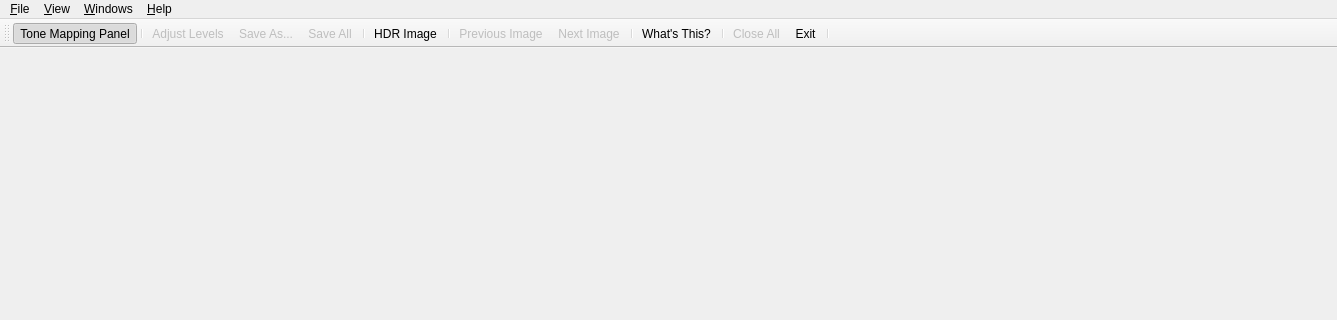
The window that forms/tonemappingdialog.ui (LuminanceHDR/LuminanceHDR) describes before a commit, drawn with Qt 5; both pictures show x 0 to 1337 and y 0 to 320 of the 1337 by 822 pixel window.
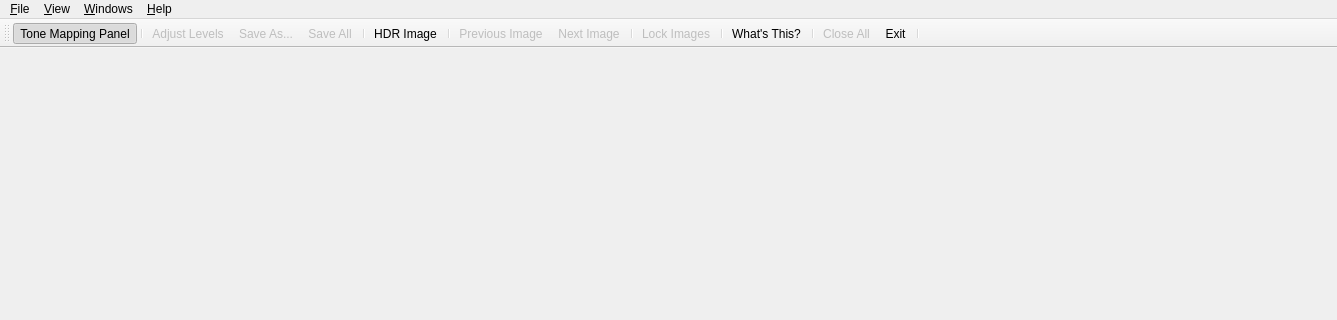
The same window after the commit. Icons and pictures are not drawn.

Commit message:
Added Lock Images feature It is now possible lock the images (Zoom Factor and Position) in TonemappingDialog to easily compare them.
FitToWindows temporarely disabled, more testing.....

```diff
--- a/forms/tonemappingdialog.ui
+++ b/forms/tonemappingdialog.ui
@@ -134,6 +134,8 @@
    <addaction name="actionShowPrevious" />
    <addaction name="actionShowNext" />
    <addaction name="separator" />
+   <addaction name="actionLockImages" />
+   <addaction name="separator" />
    <addaction name="actionWhat_s_This" />
    <addaction name="separator" />
    <addaction name="actionClose_All" />
@@ -550,6 +552,22 @@
     <string>Text Only</string>
    </property>
   </action>
+  <action name="actionLockImages" >
+   <property name="checkable" >
+    <bool>true</bool>
+   </property>
+   <property name="enabled" >
+    <bool>false</bool>
+   </property>
+   <property name="icon" >
+    <iconset resource="../icons.qrc" >
+     <normaloff>:/new/prefix1/images/lock-off.png</normaloff>
+     <normalon>:/new/prefix1/images/lock-on.png</normalon>:/new/prefix1/images/lock-off.png</iconset>
+   </property>
+   <property name="text" >
+    <string>Lock Images</string>
+   </property>
+  </action>
  </widget>
  <resources>
   <include location="../icons.qrc" />
```
The commit also changes 14 other files.
